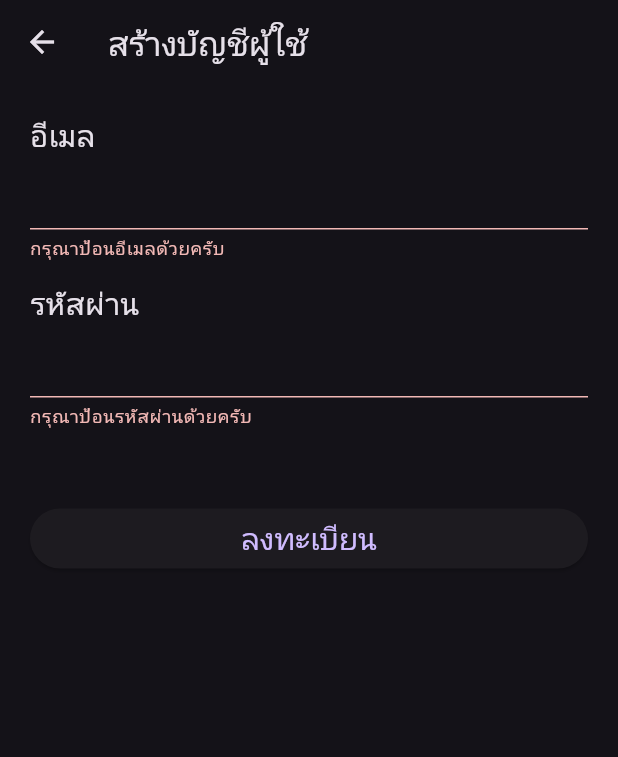
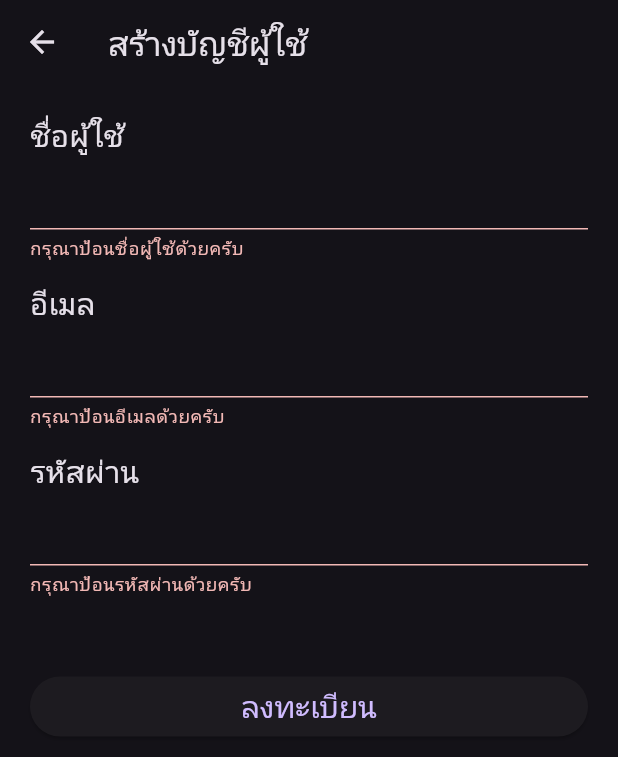
Before and after one commit to apirxt/projectapp, a Flutter app: the RegisterScreen screen opened directly, after a tap on "ลงทะเบียน", on a phone screen of 412 x 824 dp. Shown: the top 757 px of the screen. Run offline on Flutter 3.47's test engine with Material 3 defaults, Android fonts, the phone set to English and light mode, and no system bars; our stand-ins replace cloud_firestore, firebase_auth, firebase_core, firebase_storage, fluttertoast, form_field_validator and 4 more; accounts and stored records are empty.

Commit message:
Edit register
Edit register

```diff
--- a/lib/model/profile.dart
+++ b/lib/model/profile.dart
@@ -1,6 +1,7 @@
 class Profile {
+  String? displayName;
   String? email;
   String? password;
 
-  Profile({this.email, this.password});
+  Profile({this.displayName, this.email, this.password});
 }
--- a/lib/screen/register.dart
+++ b/lib/screen/register.dart
@@ -63,12 +63,23 @@ class _RegisterScreenState extends State<RegisterScreen> {
                         child: Column(
                           crossAxisAlignment: CrossAxisAlignment.start,
                           children: [
+                            Text("ชื่อผู้ใช้", style: TextStyle(fontSize: 20)),
+                            TextFormField(
+                              validator: RequiredValidator(
+                                  errorText: "กรุณาป้อนชื่อผู้ใช้ด้วยครับ"),
+                              textInputAction: TextInputAction.next,
+                              onSaved: (String? name) {
+                                profile.displayName = name?.trim();
+                              },
+                            ),
+                            SizedBox(height: 15),
                             Text("อีเมล", style: TextStyle(fontSize: 20)),
                             TextFormField(
                               validator: MultiValidator([
                                 RequiredValidator(
                                     errorText: "กรุณาป้อนอีเมลด้วยครับ"),
-                                EmailValidator(errorText: "รูปแบบอีเมลไม่ถูกต้อง")
+                                EmailValidator(
+                                    errorText: "รูปแบบอีเมลไม่ถูกต้อง")
                               ]),
                               keyboardType: TextInputType.emailAddress,
                               onSaved: (String? email) {
@@ -97,11 +108,18 @@ class _RegisterScreenState extends State<RegisterScreen> {
                                   if (formKey.currentState!.validate()) {
                                     formKey.currentState!.save();
                                     try {
-                                      await FirebaseAuth.instance
+                                      final cred = await FirebaseAuth.instance
                                           .createUserWithEmailAndPassword(
                                               email: profile.email!,
-                                              password: profile.password!)
-                                          .then((value) {
+                                              password: profile.password!);
+                                      // ตั้งชื่อผู้ใช้ไปที่โปรไฟล์ Auth
+                                      if (profile.displayName != null &&
+                                          profile.displayName!.isNotEmpty) {
+                                        await cred.user?.updateDisplayName(
+                                            profile.displayName!.trim());
+                                        await cred.user?.reload();
+                                      }
+
                                       formKey.currentState!.reset();
                                       Fluttertoast.showToast(
                                           msg: "สร้างบัญชีผู้ใช้เรียบร้อยแล้ว",
@@ -110,16 +128,18 @@ class _RegisterScreenState extends State<RegisterScreen> {
                                           MaterialPageRoute(builder: (context) {
                                         return HomeScreen();
                                       }));
-                                      });
                                     } on FirebaseAuthException catch (e) {
                                       setState(() {
                                         String message;
                                         if (e.code == 'email-already-in-use') {
-                                          message = "มีอีเมลนี้ในระบบแล้วครับ โปรดใช้อีเมลอื่นแทน";
+                                          message =
+                                              "มีอีเมลนี้ในระบบแล้วครับ โปรดใช้อีเมลอื่นแทน";
                                         } else if (e.code == 'weak-password') {
-                                          message = "รหัสผ่านต้องมีความยาว 6 ตัวอักษรขึ้นไป";
+                                          message =
+                                              "รหัสผ่านต้องมีความยาว 6 ตัวอักษรขึ้นไป";
                                         } else {
-                                          message = e.message ?? "เกิดข้อผิดพลาด";
+                                          message =
+                                              e.message ?? "เกิดข้อผิดพลาด";
                                         }
                                         Fluttertoast.showToast(
                                             msg: message,
```
Lines whose indentation alone changed are shown as unchanged.
